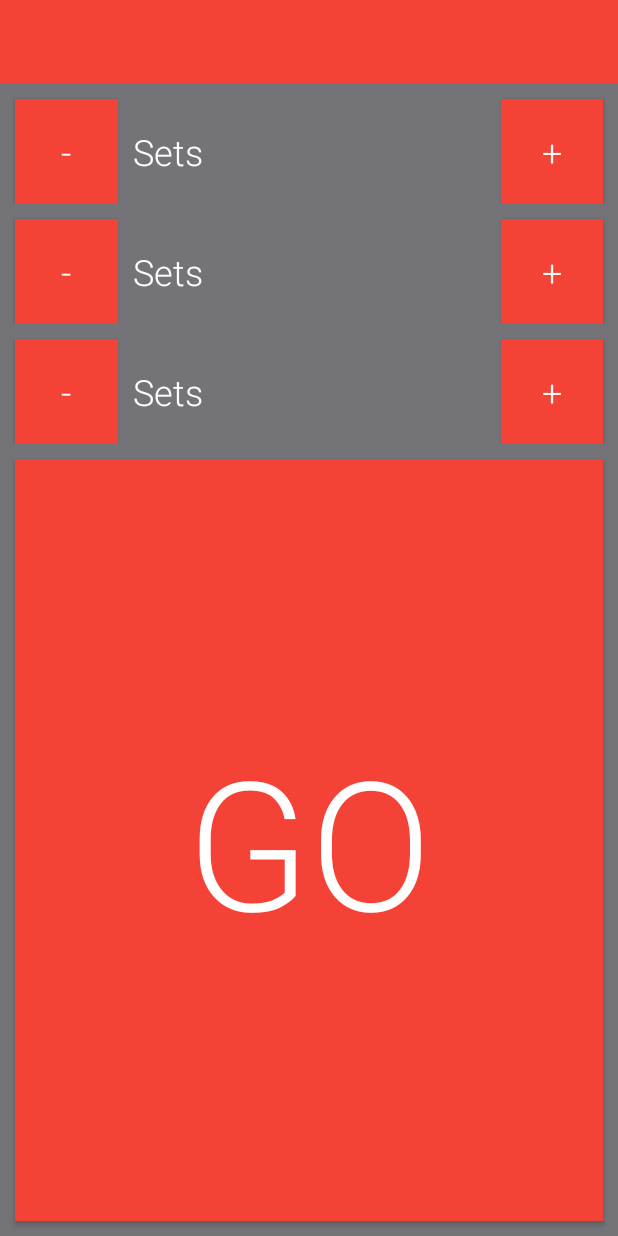
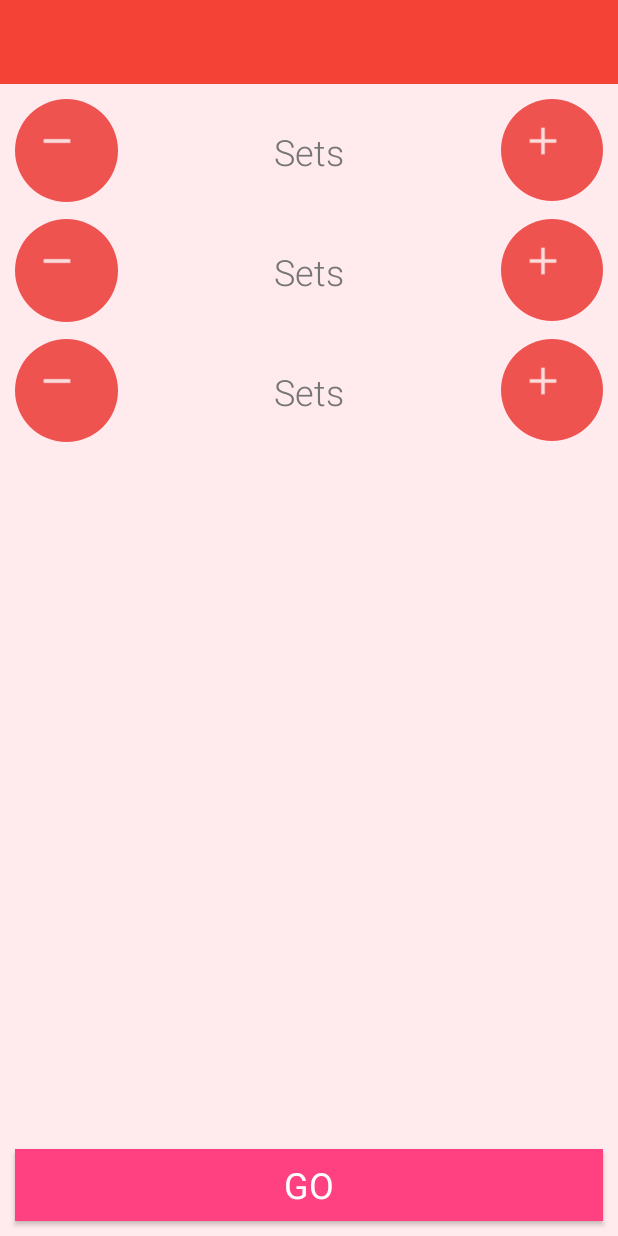
Before and after one commit to Ninise/Trackspart, an Android app: the layout main_activity.xml on its own in the app's theme, with its tools: preview values and no code run, on a phone screen of 412 x 824 dp. Run offline under Robolectric (Android 15) with nearby library versions, the phone set to English and light mode, and no system bars.

Commit message:
Some changes

```diff
--- a/app/src/main/java/com/ninise/trackspart/mvp/view/main/MainActivity.java
+++ b/app/src/main/java/com/ninise/trackspart/mvp/view/main/MainActivity.java
@@ -1,7 +1,38 @@
 package com.ninise.trackspart.mvp.view.main;
 
-/**
- * Created by ninise on 06.04.16.
- */
-public class MainActivity {
+import android.graphics.drawable.Drawable;
+import android.os.Bundle;
+import android.support.annotation.Nullable;
+import android.support.v7.app.AppCompatActivity;
+import android.support.v7.widget.Toolbar;
+
+import com.ninise.trackspart.R;
+
+import butterknife.Bind;
+import butterknife.BindDrawable;
+import butterknife.ButterKnife;
+
+public class MainActivity extends AppCompatActivity {
+
+    @Bind(R.id.homeToolbar) Toolbar mHomeToolbar;
+    @BindDrawable(R.mipmap.ic_launcher) Drawable mLogoToolbarDrawable;
+
+    @Override
+    protected void onCreate(@Nullable Bundle savedInstanceState) {
+        super.onCreate(savedInstanceState);
+        setContentView(R.layout.main_activity);
+
+        ButterKnife.bind(this);
+
+        setSupportActionBar(mHomeToolbar);
+        mHomeToolbar.setNavigationIcon(mLogoToolbarDrawable);
+
+
+    }
+
+    @Override
+    protected void onDestroy() {
+        ButterKnife.unbind(this);
+        super.onDestroy();
+    }
 }
--- a/app/src/main/res/layout/main_activity.xml
+++ b/app/src/main/res/layout/main_activity.xml
@@ -2,7 +2,7 @@
 <RelativeLayout xmlns:android="http://schemas.android.com/apk/res/android"
     android:layout_width="match_parent"
     android:layout_height="match_parent"
-    android:background="@color/colorPrimaryDark">
+    android:background="@color/colorBackground">
 
     <include android:id="@+id/homeToolbar"
         layout="@layout/tool_bar"/>
@@ -33,15 +33,13 @@
         android:id="@+id/homeStartButton"
         android:layout_width="match_parent"
         android:layout_height="wrap_content"
-        android:layout_below="@id/homeTabLay"
         android:layout_marginTop="10dp"
         android:layout_marginBottom="10dp"
         android:layout_marginLeft="10dp"
         android:layout_marginRight="10dp"
-        android:minHeight="90dp"
         android:layout_alignParentBottom="true"
         android:text="@string/home_start"
-        style="@style/RobotoButtonStyle.Go"
+        style="@style/RobotoButtonStyle"
         />
 
 </RelativeLayout>
--- a/app/src/main/res/layout/picker_layout.xml
+++ b/app/src/main/res/layout/picker_layout.xml
@@ -1,38 +1,46 @@
 <?xml version="1.0" encoding="utf-8"?>
 <LinearLayout xmlns:android="http://schemas.android.com/apk/res/android"
+    xmlns:app="http://schemas.android.com/apk/res-auto"
     android:orientation="horizontal"
     android:layout_width="match_parent"
-    android:layout_height="match_parent"
-    >
+    android:layout_height="match_parent">
 
 
-    <Button
+    <android.support.design.widget.FloatingActionButton
         android:layout_width="70dp"
         android:layout_height="70dp"
         android:layout_weight="1"
         android:layout_marginTop="10dp"
         android:layout_marginLeft="10dp"
         android:layout_marginRight="10dp"
-        android:text="@string/home_decrease"
-        style="@style/RobotoButtonStyle"/>
+        android:src="@drawable/ic_action_content_remove"
+        app:backgroundTint="@color/colorPrimaryDark"
+        app:borderWidth="0dp"
+        app:elevation="0dp"
+        app:fabSize="normal"
+         />
 
     <TextView
         android:layout_width="match_parent"
         android:layout_height="70dp"
         android:layout_weight="100"
         android:layout_marginTop="10dp"
-        android:gravity="center_vertical"
+        android:gravity="center"
         android:text="@string/home_sets"/>
 
-    <Button
+    <android.support.design.widget.FloatingActionButton
         android:layout_width="70dp"
         android:layout_height="70dp"
         android:layout_weight="1"
         android:layout_marginTop="10dp"
         android:layout_marginLeft="10dp"
         android:layout_marginRight="10dp"
-        android:text="@string/home_increase"
-        style="@style/RobotoButtonStyle"/>
+        android:src="@drawable/ic_action_content_add"
+        app:backgroundTint="@color/colorPrimaryDark"
+        app:borderWidth="0dp"
+        app:elevation="0dp"
+        app:fabSize="normal"
+        />
 
 
 </LinearLayout>
--- a/app/src/main/res/values/colors.xml
+++ b/app/src/main/res/values/colors.xml
@@ -1,8 +1,10 @@
 <?xml version="1.0" encoding="utf-8"?>
 <resources>
     <color name="colorPrimary">#F44336</color>
-    <color name="colorPrimaryDark">#747478</color>
+    <color name="colorPrimaryDark">#EF5350</color>
+    <color name="colorBackground">#ffebee</color>
     <color name="colorAccent">#FF4081</color>
     <color name="justWhite">#FFFFFF</color>
+    <color name="justGrey">#757575</color>
 
 </resources>
--- a/app/src/main/res/values/styles.xml
+++ b/app/src/main/res/values/styles.xml
@@ -16,18 +16,14 @@
 
     <style name="RobotoTextViewStyle" parent="android:Widget.TextView">
         <item name="android:fontFamily">sans-serif-light</item>
-        <item name="android:textColor">@color/justWhite</item>
+        <item name="android:textColor">@color/justGrey</item>
         <item name="android:textSize">24sp</item>
     </style>
 
-    <style name="RobotoButtonStyle" parent="android:style/Widget.Button">
-        <item name="android:fontFamily">sans-serif-light</item>
+    <style name="RobotoButtonStyle" parent="Widget.Design.FloatingActionButton">
+        <item name="android:textColor">@color/justWhite</item>
         <item name="android:textSize">24sp</item>
-        <item name="android:textColor">@color/justWhite</item>
-        <item name="android:background">@color/colorPrimary</item>
-
-    </style><style name="RobotoButtonStyle.Go" parent="RobotoButtonStyle">
-        <item name="android:textSize">120sp</item>
+        <item name="android:background">@color/colorPrimaryDark</item>
     </style>
 
 </resources>
--- a/build.gradle
+++ b/build.gradle
@@ -5,7 +5,7 @@ buildscript {
         jcenter()
     }
     dependencies {
-        classpath 'com.android.tools.build:gradle:2.0.0-rc1'
+        classpath 'com.android.tools.build:gradle:2.0.0-rc3'
         classpath 'me.tatarka:gradle-retrolambda:3.2.5'
         // NOTE: Do not place your application dependencies here; they belong
         // in the individual module build.gradle files
```
Also changed, not shown: app/src/main/res/drawable-hdpi/ic_action_content_add.png (added), app/src/main/res/drawable-hdpi/ic_action_content_remove.png (added), app/src/main/res/drawable-mdpi/ic_action_content_add.png (added), app/src/main/res/drawable-mdpi/ic_action_content_remove.png (added), app/src/main/res/drawable-xhdpi/ic_action_content_add.png (added), app/src/main/res/drawable-xhdpi/ic_action_content_remove.png (added), app/src/main/res/drawable-xxhdpi/ic_action_content_add.png (added), app/src/main/res/drawable-xxhdpi/ic_action_content_remove.png (added), app/src/main/res/drawable-xxxhdpi/ic_action_content_add.png (added), app/src/main/res/drawable-xxxhdpi/ic_action_content_remove.png (added).
